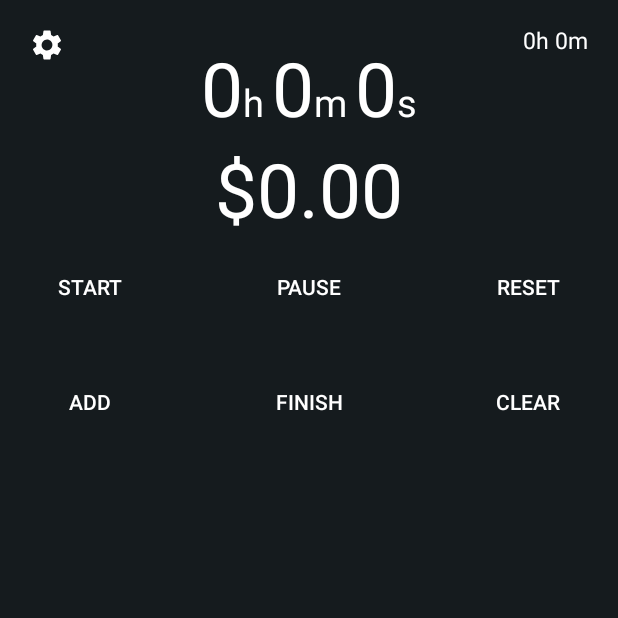
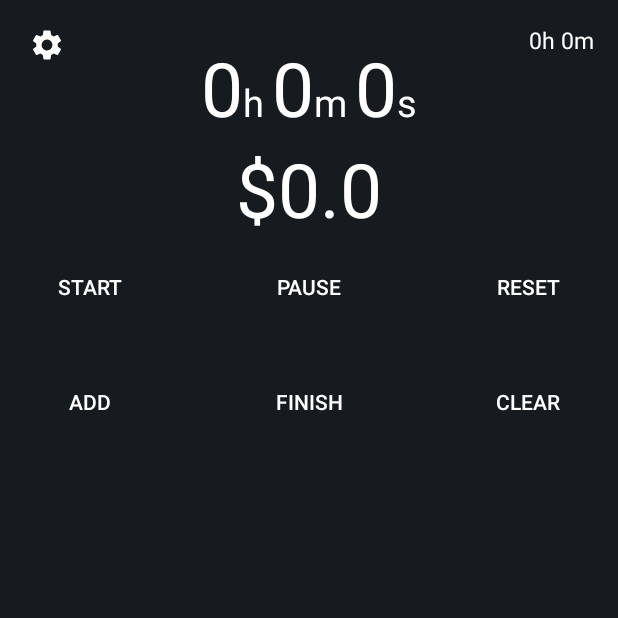
Before and after one commit to MBarrett1/Work_Time, an Android app: the screen it shows after launch (MainActivity), on a phone screen of 412 x 824 dp, the top half of it. Run offline under Robolectric (Android 15) with nearby library versions, the phone set to English and light mode, and no system bars; our stand-ins replace Firebase (no records; nobody signed in at launch, a user with empty details on screens opened directly).

Commit message:
Removed multiple warnings from the main activity, some fixed with string resources

```diff
--- a/app/src/main/java/com/example/worktime/MainActivity.java
+++ b/app/src/main/java/com/example/worktime/MainActivity.java
@@ -4,13 +4,10 @@ import android.content.Context;
 import android.content.DialogInterface;
 import android.content.Intent;
 import android.content.SharedPreferences;
-import android.content.res.Configuration;
 import android.graphics.Color;
 import android.icu.util.Calendar;
-import android.media.Image;
 import android.os.Bundle;
 import android.os.SystemClock;
-import android.preference.PreferenceManager;
 import android.support.v7.app.AlertDialog;
 import android.support.v7.app.AppCompatActivity;
 import android.text.SpannableString;
@@ -25,22 +22,15 @@ import android.widget.ListView;
 import android.widget.TextView;
 import android.os.Handler;
 import android.widget.Toast;
-
-import com.google.firebase.database.ChildEventListener;
-import com.google.firebase.database.DataSnapshot;
-import com.google.firebase.database.DatabaseError;
 import com.google.firebase.database.DatabaseReference;
 import com.google.firebase.database.FirebaseDatabase;
-import com.google.firebase.database.ValueEventListener;
 import com.google.gson.Gson;
 import com.google.gson.reflect.TypeToken;
-
 import java.lang.reflect.Type;
-import java.sql.Time;
 import java.text.SimpleDateFormat;
 import java.util.Date;
 import java.util.ArrayList;
-import java.util.Set;
+import java.util.Locale;
 
 public class MainActivity extends AppCompatActivity {
 
@@ -76,18 +66,18 @@ public class MainActivity extends AppCompatActivity {
 
         mDatabase = FirebaseDatabase.getInstance().getReference();
 
-        timeView = (TextView)findViewById(R.id.timeView);
-        moneyView = (TextView)findViewById(R.id.moneyView);
-        totalTimeView = (TextView)findViewById(R.id.totalTimeView);
+        timeView = findViewById(R.id.timeView);
+        moneyView = findViewById(R.id.moneyView);
+        totalTimeView = findViewById(R.id.totalTimeView);
 
-        start = (Button)findViewById(R.id.button);
-        pause = (Button)findViewById(R.id.button2);
-        reset = (Button)findViewById(R.id.button3);
-        lap = (Button)findViewById(R.id.button4) ;
-        clear = (Button)findViewById(R.id.button5) ;
-        add = (Button)findViewById(R.id.button6) ;
-        settings = (ImageButton)findViewById(R.id.settingsBtn);
-        listView = (ListView)findViewById(R.id.listview1);
+        start = findViewById(R.id.button);
+        pause = findViewById(R.id.button2);
+        reset = findViewById(R.id.button3);
+        lap = findViewById(R.id.button4) ;
+        clear = findViewById(R.id.button5);
+        add = findViewById(R.id.button6) ;
+        settings = findViewById(R.id.settingsBtn);
+        listView = findViewById(R.id.listview1);
 
         handler = new Handler() ;
 
@@ -156,7 +146,7 @@ public class MainActivity extends AppCompatActivity {
                 MilliSeconds = 0;
 
                 setTimeView( true );
-                moneyView.setText(symbol + "0.00");
+                setMoneyView( true );
 
                 timeRunning = false;
 
@@ -232,7 +222,7 @@ public class MainActivity extends AppCompatActivity {
                     MilliSeconds = 0;
 
                    setTimeView( true );
-                    moneyView.setText(symbol + "0.00");
+                   setMoneyView( true );
 
                 } else if ( timeRunning ) {
                     Toast.makeText(getApplicationContext(),"total time must be greater than 1 minute",Toast.LENGTH_SHORT).show();
@@ -265,7 +255,7 @@ public class MainActivity extends AppCompatActivity {
 
         loadData();
 
-        moneyView.setText(symbol + "0.00");
+        setMoneyView( true );
 
         SharedPreferences resetPrefs = getSharedPreferences("resetPrefs", MODE_PRIVATE);
         timeRunning = resetPrefs.getBoolean("running", false);
@@ -301,7 +291,7 @@ public class MainActivity extends AppCompatActivity {
     private void loadData() {
         SharedPreferences sharedPreferences = getSharedPreferences("savedPrefs", MODE_PRIVATE);
         totalMinutes = sharedPreferences.getInt("totalMinutes", 0);
-        totalTimeView.setText( "" + totalMinutes/60 + "h " + totalMinutes%60 + "m " );
+        setTotalTimeView( false );
 
         if ( dataSaved ) {
 
@@ -314,10 +304,10 @@ public class MainActivity extends AppCompatActivity {
             for (int i = 0; i < mKeys.size(); i++) {
                 String key = "savedPrefs" + i;
                 SharedPreferences savedPrefs = getSharedPreferences(key, MODE_PRIVATE);
-                String mins = savedPrefs.getString("minutes", "");
-                String date = savedPrefs.getString("date", "");
-                String startTime = savedPrefs.getString("startTime", "");
-                String endTime = savedPrefs.getString("endTime", "");
+                String mins = savedPrefs.getString("minutes", null);
+                String date = savedPrefs.getString("date", null);
+                String startTime = savedPrefs.getString("startTime", null);
+                String endTime = savedPrefs.getString("endTime", null);
                 if (mins != null && date != null && startTime != null && endTime != null) {
                     times.add(String.valueOf(Integer.valueOf(mins) / 60) + "h " + String.valueOf(Integer.valueOf(mins) % 60) + "m " + "| " + startTime + " - " + endTime + " | " + date);
                     adapter.notifyDataSetChanged();
@@ -329,16 +319,16 @@ public class MainActivity extends AppCompatActivity {
     private void saveData() {
 
         Date c = Calendar.getInstance().getTime();
-        SimpleDateFormat df = new SimpleDateFormat("dd-MMM-yyyy");
+        SimpleDateFormat df = new SimpleDateFormat("dd-MMM-yyyy", Locale.getDefault() );
         String formattedDate = df.format(c);
 
-        SimpleDateFormat tf = new SimpleDateFormat("HH:mm");
+        SimpleDateFormat tf = new SimpleDateFormat("HH:mm", Locale.getDefault() );
         String endTime = tf.format(Calendar.getInstance().getTime());
 
         String startTime = tf.format( new Date(System.currentTimeMillis() - 60000 * (UpdateTime/60000) ));
 
         totalMinutes += UpdateTime / 60000;
-        totalTimeView.setText( "" + totalMinutes/60 + "h " + totalMinutes%60 + "m " );
+        setTotalTimeView( false );
 
         String mins = String.valueOf(UpdateTime / 60000);
 
@@ -370,12 +360,12 @@ public class MainActivity extends AppCompatActivity {
 
             SharedPreferences resetPrefs = getSharedPreferences("resetPrefs", MODE_PRIVATE);
             SharedPreferences.Editor editor2 = resetPrefs.edit();
-            editor2.clear();
+            editor2.clear().apply();
 
             times.clear();
             adapter.notifyDataSetChanged();
 
-            totalTimeView.setText("0h 0m");
+            setTotalTimeView( true );
             totalMinutes = 0;
 
             for (int i = 0; i < mKeys.size(); i++)
@@ -386,8 +376,6 @@ public class MainActivity extends AppCompatActivity {
             SharedPreferences sharedPreferences = getSharedPreferences("shared preferences", MODE_PRIVATE);
             SharedPreferences.Editor editor = sharedPreferences.edit();
             editor.putInt("minutes", 0).apply();
-
-            totalTimeView.setText("" + 0 + "h " + 0 + "m ");
 
             timeRunning = false;
             dataSaved = false;
@@ -402,10 +390,7 @@ public class MainActivity extends AppCompatActivity {
         Minutes = time % 60;
         MilliSeconds = (int) (UpdateTime % 1000);
         setTimeView( false );
-        int moneyTime = (int) ( ( ( UpdateTime / 600) * hourlyIncome ) / 60 );
-        int dollars = moneyTime / 100;
-        int cents = moneyTime % 100;
-        moneyView.setText("" + symbol + dollars + "." + cents );
+        setMoneyView( false );
     }
 
     public Runnable runnable = new Runnable() {
@@ -429,21 +414,6 @@ public class MainActivity extends AppCompatActivity {
         SharedPreferences sharedPreferences = getSharedPreferences("shared preferences", MODE_PRIVATE);
         symbol = sharedPreferences.getString("currency","$");
     }
-
-//    public void setTimeView(boolean reset) {
-//
-//        String s;
-//        if ( reset ) {
-//            s = "0h 0m 0s";
-//        } else {
-//            s = "" + Hours + "h " + Minutes + "m " + String.format("%02d", Seconds) + "s";
-//        }
-//        SpannableString ss1 = new SpannableString(s);
-//        ss1.setSpan(new RelativeSizeSpan(2f), 0, 1, 0);
-//        ss1.setSpan(new RelativeSizeSpan(2f), 3, 4, 0);
-//        ss1.setSpan(new RelativeSizeSpan(2f), 5, 7, 0);
-//        timeView.setText( ss1 );
-//    }
 
     public void setTimeView(boolean reset) {
 
@@ -494,4 +464,32 @@ public class MainActivity extends AppCompatActivity {
         }
     }
 
+    public void setMoneyView(boolean reset) {
+
+        int moneyTime = (int) ( ( ( UpdateTime / 600) * hourlyIncome ) / 60 );
+        int dollars = moneyTime / 100;
+        int cents = moneyTime % 100;
+        String s;
+
+        if ( reset ) {
+            dollars = 0;
+            cents = 0;
+            s = getString(R.string.moneyDisplay, symbol, dollars, cents);
+        } else {
+            s = getString(R.string.moneyDisplay, symbol, dollars, cents);
+        }
+        moneyView.setText( s );
+    }
+
+    public void setTotalTimeView(boolean reset) {
+
+        String s;
+        if ( reset ) {
+            s = getString(R.string.totalTimeDisplay, 0, 0);
+        } else {
+            s = getString(R.string.totalTimeDisplay, totalMinutes/60, totalMinutes%60 );
+        }
+        totalTimeView.setText( s );
+    }
+
 }
--- a/app/src/main/res/layout/activity_main.xml
+++ b/app/src/main/res/layout/activity_main.xml
@@ -49,7 +49,7 @@
         android:layout_alignParentTop="true"
         android:layout_centerHorizontal="true"
         android:layout_marginTop="76dp"
-        android:text="$0.00"
+        android:text="$0.0"
         android:textColor="#FFFFFF"
         android:textSize="50dp" />
 
--- a/app/src/main/res/values/strings.xml
+++ b/app/src/main/res/values/strings.xml
@@ -6,5 +6,6 @@
     <string name="timeText"><font size="50">0</font><font size ="25">h</font>
                             <font size="50">0</font><font size ="25">m</font>
                             <font size="50">0</font><font size ="25">s</font></string>
-    <string name="AUD">$</string>
+    <string name="moneyDisplay">%1$s%2$d.%3$d</string>
+    <string name="totalTimeDisplay">%1$dh %2$dm</string>
 </resources>
```
